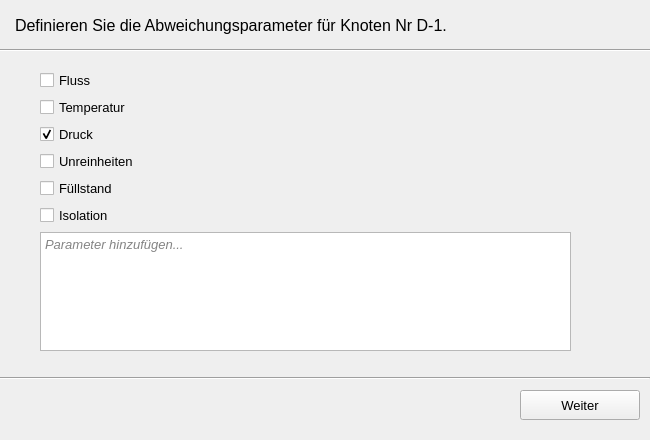
First picture: the form in Code/wizard_1.ui, repository MSPietsch/HMI, before the edit.
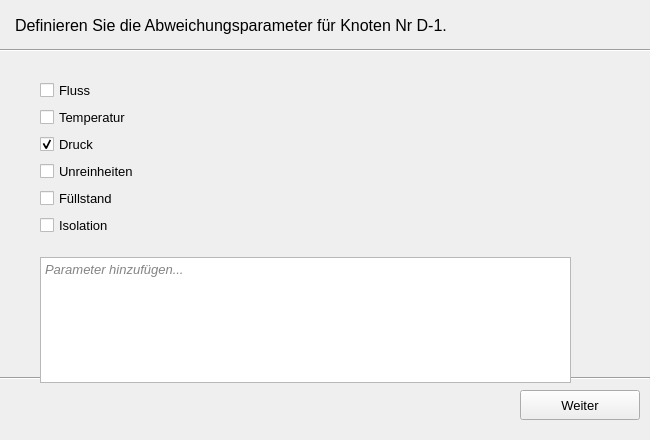
Second picture: the form after the edit.

```diff
--- a/Code/wizard_1.ui
+++ b/Code/wizard_1.ui
@@ -86,9 +86,9 @@
     <property name="geometry">
      <rect>
       <x>40</x>
-      <y>70</y>
+      <y>80</y>
       <width>531</width>
-      <height>281</height>
+      <height>303</height>
      </rect>
     </property>
     <layout class="QVBoxLayout" name="verticalLayout">
@@ -167,6 +167,22 @@
        </property>
       </widget>
      </item>
+     <item>
+      <spacer name="verticalSpacer">
+       <property name="orientation">
+        <enum>Qt::Vertical</enum>
+       </property>
+       <property name="sizeType">
+        <enum>QSizePolicy::Fixed</enum>
+       </property>
+       <property name="sizeHint" stdset="0">
+        <size>
+         <width>20</width>
+         <height>15</height>
+        </size>
+       </property>
+      </spacer>
+     </item>
      <item>
       <widget class="QTextEdit" name="textFeld">
        <property name="html">
```
